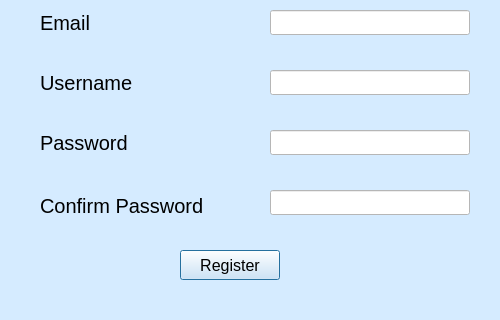
First picture: the form in user_reg.ui, repository adityarnayak2001/MLT_BabyAnalysis, before the edit; both pictures show x 0 to 500 and y 280 to 600 of the 500 by 600 pixel window.
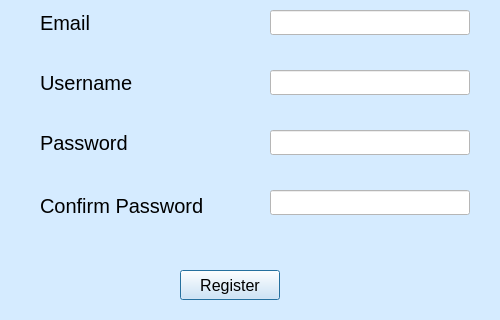
Second picture: the form after the edit.

```diff
--- a/user_reg.ui
+++ b/user_reg.ui
@@ -158,7 +158,7 @@
    <property name="geometry">
     <rect>
      <x>180</x>
-     <y>530</y>
+     <y>550</y>
      <width>100</width>
      <height>30</height>
     </rect>
```
Left out of the diff: 16 changed lines with no effect on the pictures.
